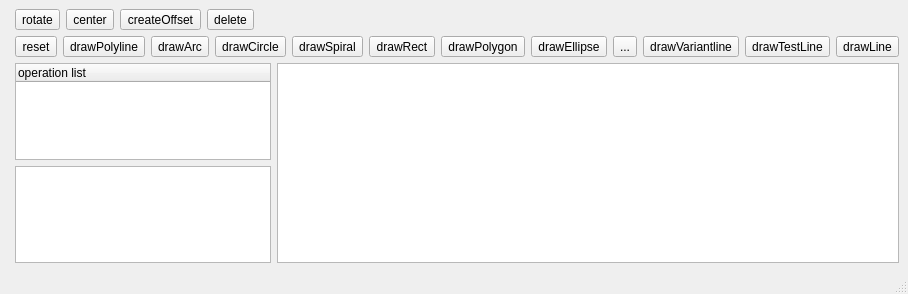
joey674/LaserCAD_QT, file src/mainwindow.ui: the form before one commit.
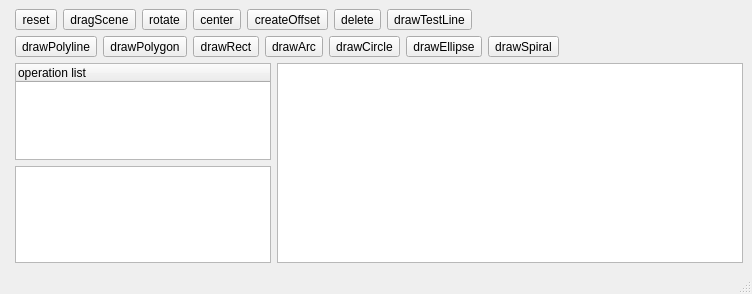
The form after the commit. Custom widgets are drawn as their Qt base class.

Commit message: feat: modify icon and tooltip

The edit to the form file:
```diff
--- a/src/mainwindow.ui
+++ b/src/mainwindow.ui
@@ -23,6 +23,41 @@
    <layout class="QFormLayout" name="formLayout">
     <item row="0" column="1">
      <layout class="QHBoxLayout" name="horizontalLayout">
+      <item>
+       <widget class="QToolButton" name="resetButton">
+        <property name="toolTip">
+         <string>&lt;html&gt;&lt;head/&gt;&lt;body&gt;&lt;p&gt;&lt;span style=&quot; font-weight:700;&quot;&gt;指针工具&lt;/span&gt;&lt;/p&gt;&lt;p&gt;可以选中对象进行操作；&lt;/p&gt;&lt;p&gt;当使用其他绘制工具时，双击右键可切换&lt;/p&gt;&lt;/body&gt;&lt;/html&gt;</string>
+        </property>
+        <property name="toolTipDuration">
+         <number>0</number>
+        </property>
+        <property name="text">
+         <string>reset</string>
+        </property>
+        <property name="checkable">
+         <bool>true</bool>
+        </property>
+        <property name="autoExclusive">
+         <bool>false</bool>
+        </property>
+       </widget>
+      </item>
+      <item>
+       <widget class="QToolButton" name="dragSceneButton">
+        <property name="text">
+         <string>dragScene</string>
+        </property>
+        <property name="iconSize">
+         <size>
+          <width>30</width>
+          <height>30</height>
+         </size>
+        </property>
+        <property name="autoExclusive">
+         <bool>false</bool>
+        </property>
+       </widget>
+      </item>
       <item>
        <widget class="QToolButton" name="rotateButton">
         <property name="sizePolicy">
@@ -69,6 +104,19 @@
         </property>
        </widget>
       </item>
+      <item>
+       <widget class="QToolButton" name="drawTestLineButton">
+        <property name="text">
+         <string>drawTestLine</string>
+        </property>
+        <property name="checkable">
+         <bool>true</bool>
+        </property>
+        <property name="autoExclusive">
+         <bool>true</bool>
+        </property>
+       </widget>
+      </item>
       <item>
        <spacer name="horizontalSpacer_2">
         <property name="orientation">
@@ -86,25 +134,6 @@
     </item>
     <item row="1" column="1">
      <layout class="QHBoxLayout" name="horizontalLayout_1">
-      <item>
-       <widget class="QToolButton" name="resetButton">
-        <property name="toolTip">
-         <string>&lt;html&gt;&lt;head/&gt;&lt;body&gt;&lt;p&gt;&lt;span style=&quot; font-weight:700;&quot;&gt;指针工具&lt;/span&gt;&lt;/p&gt;&lt;p&gt;可以选中对象进行操作；&lt;/p&gt;&lt;p&gt;当使用其他绘制工具时，双击右键可切换&lt;/p&gt;&lt;/body&gt;&lt;/html&gt;</string>
-        </property>
-        <property name="toolTipDuration">
-         <number>0</number>
-        </property>
-        <property name="text">
-         <string>reset</string>
-        </property>
-        <property name="checkable">
-         <bool>true</bool>
-        </property>
-        <property name="autoExclusive">
-         <bool>true</bool>
-        </property>
-       </widget>
-      </item>
       <item>
        <widget class="QToolButton" name="drawPolylineButton">
         <property name="toolTip">
@@ -122,53 +151,12 @@
        </widget>
       </item>
       <item>
-       <widget class="QToolButton" name="drawArcButton">
-        <property name="text">
-         <string>drawArc</string>
-        </property>
-        <property name="checkable">
-         <bool>true</bool>
-        </property>
-        <property name="autoExclusive">
-         <bool>true</bool>
-        </property>
-       </widget>
-      </item>
-      <item>
-       <widget class="QToolButton" name="drawCircleButton">
-        <property name="sizePolicy">
-         <sizepolicy hsizetype="Preferred" vsizetype="Fixed">
-          <horstretch>0</horstretch>
-          <verstretch>0</verstretch>
-         </sizepolicy>
-        </property>
-        <property name="toolTip">
-         <string>&lt;html&gt;&lt;head/&gt;&lt;body&gt;&lt;p&gt;&lt;span style=&quot; font-weight:700;&quot;&gt;圆形工具&lt;/span&gt;&lt;/p&gt;&lt;p&gt;绘制圆&lt;/p&gt;&lt;/body&gt;&lt;/html&gt;</string>
-        </property>
+       <widget class="QToolButton" name="drawPolygonButton">
         <property name="toolTipDuration">
          <number>0</number>
         </property>
         <property name="text">
-         <string>drawCircle</string>
-        </property>
-        <property name="checkable">
-         <bool>true</bool>
-        </property>
-        <property name="autoExclusive">
-         <bool>true</bool>
-        </property>
-       </widget>
-      </item>
-      <item>
-       <widget class="QToolButton" name="drawSpiralButton">
-        <property name="toolTip">
-         <string>&lt;html&gt;&lt;head/&gt;&lt;body&gt;&lt;p&gt;&lt;span style=&quot; font-weight:700;&quot;&gt;螺旋线工具&lt;/span&gt;&lt;/p&gt;&lt;p&gt;绘制螺旋线&lt;/p&gt;&lt;/body&gt;&lt;/html&gt;</string>
-        </property>
-        <property name="toolTipDuration">
-         <number>0</number>
-        </property>
-        <property name="text">
-         <string>drawSpiral</string>
+         <string>drawPolygon</string>
         </property>
         <property name="checkable">
          <bool>true</bool>
@@ -201,15 +189,31 @@
        </widget>
       </item>
       <item>
-       <widget class="QToolButton" name="drawPolygonButton">
-        <property name="toolTip">
-         <string>&lt;html&gt;&lt;head/&gt;&lt;body&gt;&lt;p&gt;&lt;span style=&quot; font-weight:700;&quot;&gt;多边形工具&lt;/span&gt;&lt;/p&gt;&lt;p&gt;绘制正多边形&lt;/p&gt;&lt;p&gt;按w添加多边形边数；按s减少多边形变数（最小为3）&lt;/p&gt;&lt;/body&gt;&lt;/html&gt;</string>
+       <widget class="QToolButton" name="drawArcButton">
+        <property name="text">
+         <string>drawArc</string>
+        </property>
+        <property name="checkable">
+         <bool>true</bool>
+        </property>
+        <property name="autoExclusive">
+         <bool>true</bool>
+        </property>
+       </widget>
+      </item>
+      <item>
+       <widget class="QToolButton" name="drawCircleButton">
+        <property name="sizePolicy">
+         <sizepolicy hsizetype="Preferred" vsizetype="Fixed">
+          <horstretch>0</horstretch>
+          <verstretch>0</verstretch>
+         </sizepolicy>
         </property>
         <property name="toolTipDuration">
          <number>0</number>
         </property>
         <property name="text">
-         <string>drawPolygon</string>
+         <string>drawCircle</string>
         </property>
         <property name="checkable">
          <bool>true</bool>
@@ -239,54 +243,12 @@
        </widget>
       </item>
       <item>
-       <widget class="QToolButton" name="zzz">
-        <property name="text">
-         <string>...</string>
-        </property>
-       </widget>
-      </item>
-      <item>
-       <widget class="QToolButton" name="drawVariantLineButton">
-        <property name="toolTip">
-         <string>&lt;html&gt;&lt;head/&gt;&lt;body&gt;&lt;p&gt;&lt;span style=&quot; font-weight:700;&quot;&gt;多段线工具&lt;/span&gt;&lt;/p&gt;&lt;p&gt;绘制直线、圆弧以及组合多段线&lt;/p&gt;&lt;p&gt;左键点击选取下一个点；右键点击结束绘制&lt;/p&gt;&lt;p&gt;默认绘制直线，长按ctrl切换为圆弧模式；同时按c可切换圆弧的方向&lt;/p&gt;&lt;/body&gt;&lt;/html&gt;</string>
-        </property>
+       <widget class="QToolButton" name="drawSpiralButton">
         <property name="toolTipDuration">
          <number>0</number>
         </property>
         <property name="text">
-         <string>drawVariantline</string>
-        </property>
-        <property name="checkable">
-         <bool>true</bool>
-        </property>
-        <property name="autoExclusive">
-         <bool>true</bool>
-        </property>
-       </widget>
-      </item>
-      <item>
-       <widget class="QToolButton" name="drawTestLineButton">
-        <property name="text">
-         <string>drawTestLine</string>
-        </property>
-        <property name="checkable">
-         <bool>true</bool>
-        </property>
-        <property name="autoExclusive">
-         <bool>true</bool>
-        </property>
-       </widget>
-      </item>
-      <item>
-       <widget class="QToolButton" name="drawLineButton">
-        <property name="sizePolicy">
-         <sizepolicy hsizetype="Preferred" vsizetype="Fixed">
-          <horstretch>0</horstretch>
-          <verstretch>0</verstretch>
-         </sizepolicy>
-        </property>
-        <property name="text">
-         <string>drawLine</string>
+         <string>drawSpiral</string>
         </property>
         <property name="checkable">
          <bool>true</bool>
```
Left out of the diff: 14 changed lines with no effect on the pictures. The commit also changes 30 other files.
